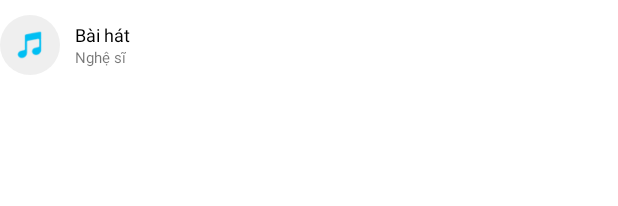
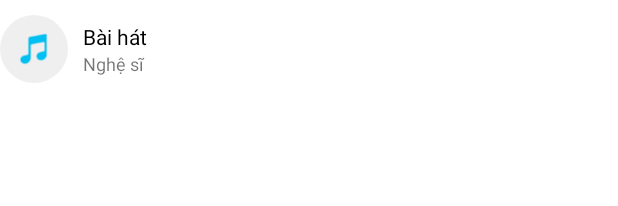
Before and after one commit to dunggg/MusicOffline, an Android app: the layout view_danh_sach_bai_hat.xml on its own in the app's theme, with its tools: preview values and no code run, on a phone screen of 412 x 824 dp. Shown: the top 206 px of the screen. Run offline under Robolectric (Android 15) with nearby library versions, the phone set to English and light mode, and no system bars.

Commit message:
QuanPro update giao dien

```diff
--- a/app/src/main/res/layout/view_danh_sach_bai_hat.xml
+++ b/app/src/main/res/layout/view_danh_sach_bai_hat.xml
@@ -12,8 +12,8 @@
 
         <de.hdodenhof.circleimageview.CircleImageView
             android:id="@+id/img_view_danhSach"
-            android:layout_width="40dp"
-            android:layout_height="40dp"
+            android:layout_width="45dp"
+            android:layout_height="45dp"
             android:src="@drawable/ic_no_music" />
 
         <LinearLayout
@@ -34,7 +34,7 @@
                 android:maxLines="1"
                 android:text="Bài hát"
                 android:textColor="#000"
-                android:textSize="12dp" />
+                android:textSize="14dp" />
 
             <TextView
                 android:id="@+id/tv_view_ngheSi_danhSach"
@@ -44,7 +44,7 @@
                 android:ellipsize="end"
                 android:maxLines="1"
                 android:text="Nghệ sĩ"
-                android:textSize="10dp" />
+                android:textSize="12dp" />
 
         </LinearLayout>
     </LinearLayout>
--- a/app/src/main/res/layout/view_list_danh_sach.xml
+++ b/app/src/main/res/layout/view_list_danh_sach.xml
@@ -12,8 +12,8 @@
 
         <de.hdodenhof.circleimageview.CircleImageView
             android:id="@+id/img_view_listDanhSach"
-            android:layout_width="40dp"
-            android:layout_height="40dp"
+            android:layout_width="45dp"
+            android:layout_height="45dp"
             android:src="@drawable/ic_no_music" />
 
         <TextView
@@ -27,7 +27,7 @@
             android:maxLines="1"
             android:text="Danh sách"
             android:textColor="#000"
-            android:textSize="12dp" />
+            android:textSize="14dp" />
 
     </LinearLayout>
 </LinearLayout>
```
